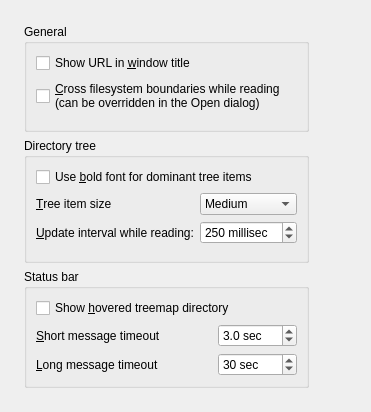
Above: src/general-config-page.ui from Lithopsian/qt6dirstat before the change. Below: the same form after it.
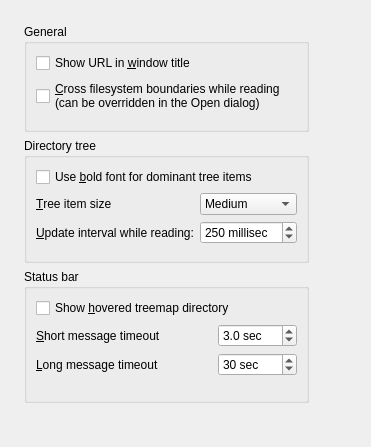
That is the form after the change.

Diff of the .ui file:
```diff
--- a/src/general-config-page.ui
+++ b/src/general-config-page.ui
@@ -7,7 +7,7 @@
     <x>0</x>
     <y>0</y>
     <width>371</width>
-    <height>402</height>
+    <height>438</height>
    </rect>
   </property>
   <layout class="QHBoxLayout" name="horizontalLayout" stretch="0,1">
@@ -148,6 +148,9 @@
         <string>Status bar</string>
        </property>
        <layout class="QGridLayout" name="gridLayout">
+        <property name="bottomMargin">
+         <number>24</number>
+        </property>
         <item row="0" column="0" colspan="2">
          <widget class="QCheckBox" name="useTreemapHoverCheckBox">
           <property name="toolTip">
@@ -237,6 +240,18 @@
        </layout>
       </widget>
      </item>
+     <item>
+      <widget class="QLabel" name="explainerLabel">
+       <property name="font">
+        <font>
+         <italic>true</italic>
+        </font>
+       </property>
+       <property name="wordWrap">
+        <bool>true</bool>
+       </property>
+      </widget>
+     </item>
      <item>
       <spacer name="verticalSpacer_5">
        <property name="orientation">
```
